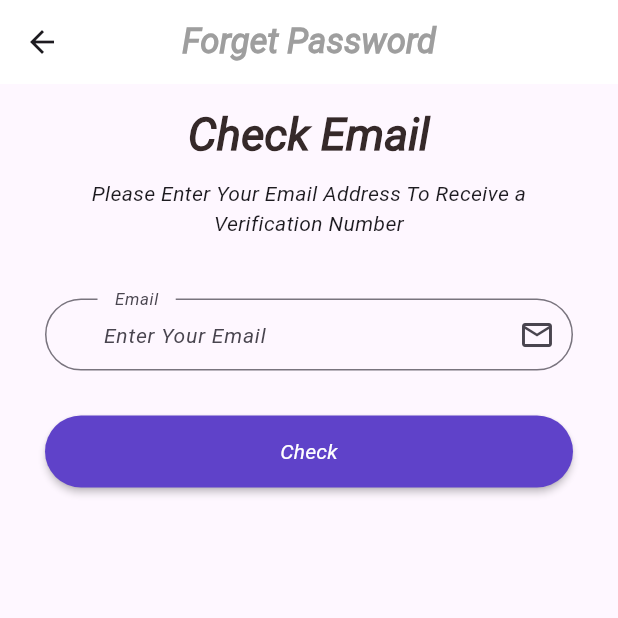
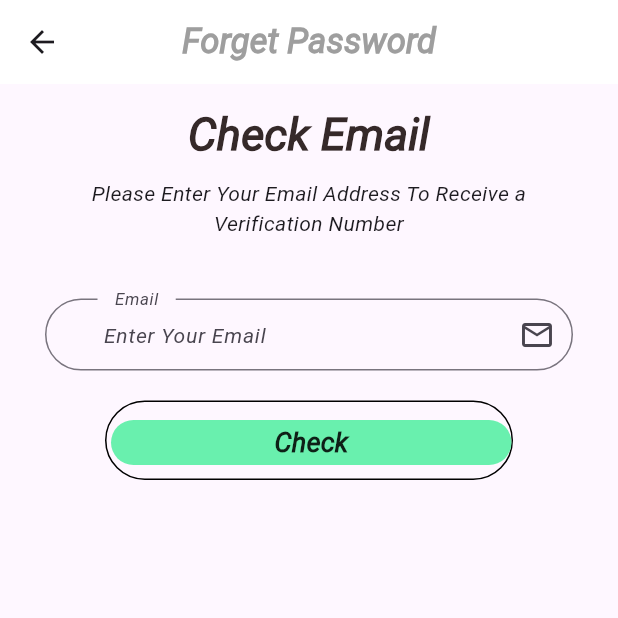
Before and after one commit to Mahmoud-hamza-1/Masaffat_Project, a Flutter app: the ForgetPassword screen opened by its route, on a phone screen of 412 x 824 dp, the top half of it. Run offline on Flutter 3.47's test engine with Material 3 defaults, Android fonts, the phone set to English and light mode, and no system bars; our stand-ins replace animate_do, dartz, flutter_otp_text_field, get, google_fonts, shared_preferences; accounts and stored records are empty.

Commit message:
edit in custombuttonAuth flie

```diff
--- a/lib/view/widget/auth/custombuttonAuth.dart
+++ b/lib/view/widget/auth/custombuttonAuth.dart
@@ -1,24 +1,54 @@
+import 'package:animate_do/animate_do.dart';
 import 'package:ecommerce_application/core/constant/colors.dart';
 import 'package:flutter/material.dart';
 
 class CustomButtonAuth extends StatelessWidget {
-  const CustomButtonAuth(
-      {super.key, required this.text, required this.onPressed});
+  CustomButtonAuth({
+    super.key,
+    required this.text,
+    required this.onPressed,
+    this.Radiuss = 50,
+    this.height = 30,
+    this.minWidth = double.infinity,
+  });
   final String text;
+  Color botderColor = Colors.black;
+  Color bodyColor = Colors.greenAccent;
+  double Radiuss;
+  double minWidth;
+  double height;
+
   final void Function()? onPressed;
   @override
   Widget build(BuildContext context) {
-    return Padding(
-      padding: const EdgeInsets.only(top: 10.0),
-      child: MaterialButton(
-        shape: RoundedRectangleBorder(borderRadius: BorderRadius.circular(30)),
-        padding: const EdgeInsets.symmetric(vertical: 14.0),
-        textColor: Colors.white,
-        color: AppColor.purple,
-        onPressed: onPressed,
-        child: Text(text),
-      ),
-    );
-    ;
+    return FadeInUp(
+        duration: Duration(milliseconds: 1400),
+        child: Padding(
+          padding: EdgeInsets.symmetric(horizontal: 40),
+          child: Container(
+            padding: EdgeInsets.only(top: 3, left: 3),
+            decoration: BoxDecoration(
+                borderRadius: BorderRadius.circular(Radiuss),
+                border: Border(
+                  bottom: BorderSide(color: botderColor),
+                  top: BorderSide(color: botderColor),
+                  left: BorderSide(color: botderColor),
+                  right: BorderSide(color: botderColor),
+                )),
+            child: MaterialButton(
+              minWidth: minWidth,
+              height: height,
+              onPressed: onPressed,
+              color: bodyColor,
+              elevation: 0,
+              shape: RoundedRectangleBorder(
+                  borderRadius: BorderRadius.circular(Radiuss)),
+              child: Text(
+                text,
+                style: TextStyle(fontWeight: FontWeight.w600, fontSize: 18),
+              ),
+            ),
+          ),
+        ));
   }
 }
```
